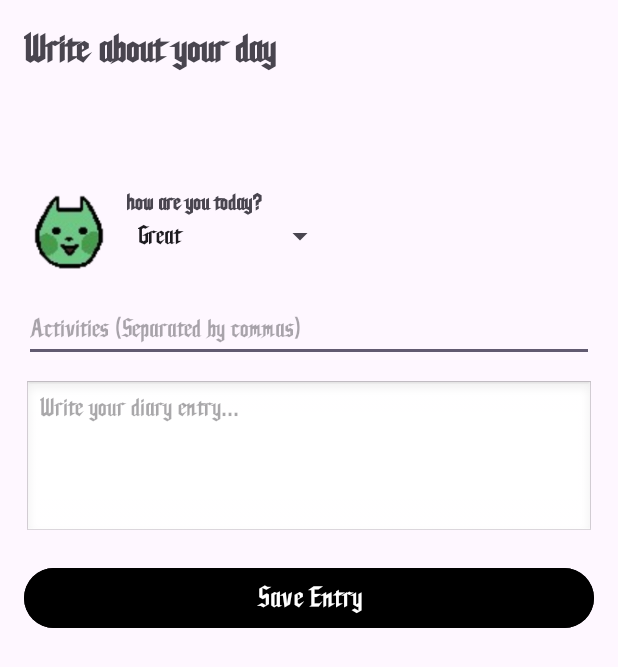
After one commit to gioyatar/MoodTok, an Android app: the DiaryEntryActivity screen opened directly, with no data from a screen before it, on a phone screen of 412 x 824 dp. The commit adds this screen. Shown: the top 667 px of the screen. Run offline under Robolectric (Android 15) with nearby library versions, the phone set to English and light mode, and no system bars.

Commit message:
Added Emojis, Diary

```diff
--- /dev/null
+++ b/app/src/main/java/com/example/moodtok/DiaryDbHelper.java
@@ -0,0 +1,47 @@
+package com.example.moodtok;
+
+import android.content.ContentValues;
+import android.content.Context;
+import android.database.sqlite.SQLiteDatabase;
+import android.database.sqlite.SQLiteOpenHelper;
+
+public class DiaryDbHelper extends SQLiteOpenHelper {
+
+    public static final String DATABASE_NAME = "diary.db";
+    public static final String TABLE_NAME = "diary_entries";
+    public static final String COL_ID = "ID";
+    public static final String COL_ACTIVITIES = "activities";
+    public static final String COL_DIARY_ENTRY = "diary_entry";
+    public static final String COL_MOOD = "mood";
+
+    public DiaryDbHelper(Context context) {
+        super(context, DATABASE_NAME, null, 1);
+    }
+
+    @Override
+    public void onCreate(SQLiteDatabase db) {
+        db.execSQL(
+                "CREATE TABLE " + TABLE_NAME + " (" +
+                        COL_ID + " INTEGER PRIMARY KEY AUTOINCREMENT, " +
+                        COL_ACTIVITIES + " TEXT, " +
+                        COL_DIARY_ENTRY + " TEXT, " +
+                        COL_MOOD + " TEXT)"
+        );
+    }
+
+    @Override
+    public void onUpgrade(SQLiteDatabase db, int oldVersion, int newVersion) {
+        db.execSQL("DROP TABLE IF EXISTS " + TABLE_NAME);
+        onCreate(db);
+    }
+
+    public boolean insertData(String activities, String diaryEntry, String mood) {
+        SQLiteDatabase db = this.getWritableDatabase();
+        ContentValues contentValues = new ContentValues();
+        contentValues.put(COL_ACTIVITIES, activities);
+        contentValues.put(COL_DIARY_ENTRY, diaryEntry);
+        contentValues.put(COL_MOOD, mood);
+        long result = db.insert(TABLE_NAME, null, contentValues);
+        return result != -1;
+    }
+}
--- /dev/null
+++ b/app/src/main/java/com/example/moodtok/DiaryEntryActivity.java
@@ -0,0 +1,95 @@
+package com.example.moodtok;
+
+import android.os.Bundle;
+import android.view.View;
+import android.widget.Button;
+import android.widget.EditText;
+import android.widget.ImageView;
+import android.widget.Spinner;
+import android.widget.Toast;
+import android.widget.ArrayAdapter;
+import android.widget.AdapterView;
+
+import androidx.appcompat.app.AppCompatActivity;
+
+public class DiaryEntryActivity extends AppCompatActivity {
+
+    private EditText activitiesInput, diaryEntryInput;
+    private Spinner moodSpinner;
+    private ImageView moodImage;
+    private Button saveButton;
+    private DiaryDbHelper dbHelper;  // Declare dbHelper
+
+    @Override
+    protected void onCreate(Bundle savedInstanceState) {
+        super.onCreate(savedInstanceState);
+        setContentView(R.layout.diaryentry);
+
+        // Initialize views
+        activitiesInput = findViewById(R.id.listed_activities);
+        diaryEntryInput = findViewById(R.id.diary_description);
+        moodSpinner = findViewById(R.id.mood_spinner);
+        moodImage = findViewById(R.id.diary_mood_img);
+        saveButton = findViewById(R.id.btnSaveEntry);
+
+        // Set up spinner
+        ArrayAdapter<CharSequence> adapter = ArrayAdapter.createFromResource(this,
+                R.array.mood_spinner, android.R.layout.simple_spinner_item);
+        adapter.setDropDownViewResource(android.R.layout.simple_spinner_dropdown_item);
+        moodSpinner.setAdapter(adapter);
+
+        // Initialize dbHelper
+        dbHelper = new DiaryDbHelper(this);
+
+        // Change the image when a mood is selected
+        moodSpinner.setOnItemSelectedListener(new AdapterView.OnItemSelectedListener() {
+            @Override
+            public void onItemSelected(AdapterView<?> parentView, View selectedItemView, int position, long id) {
+                switch (position) {
+                    case 0: // Good
+                        moodImage.setImageResource(R.drawable.better);
+                        break;
+                    case 1: // Great
+                        moodImage.setImageResource(R.drawable.happy);
+                        break;
+                    case 2: // Neutral
+                        moodImage.setImageResource(R.drawable.neutral);
+                        break;
+                    case 3: // Awful
+                        moodImage.setImageResource(R.drawable.awful);
+                        break;
+                    case 4: // Sad
+                        moodImage.setImageResource(R.drawable.sad);
+                        break;
+                    default:
+                        break;
+                }
+            }
+
+            @Override
+            public void onNothingSelected(AdapterView<?> parentView) {
+                // Handle case when no item is selected
+            }
+        });
+
+        // Save entry
+        saveButton.setOnClickListener(v -> saveEntry());
+    }
+
+    private void saveEntry() {
+        String activities = activitiesInput.getText().toString();
+        String diaryEntry = diaryEntryInput.getText().toString();
+        String mood = moodSpinner.getSelectedItem().toString();
+
+        if (activities.isEmpty() || diaryEntry.isEmpty()) {
+            Toast.makeText(DiaryEntryActivity.this, "Please fill all fields", Toast.LENGTH_SHORT).show();
+        } else {
+            boolean isInserted = dbHelper.insertData(activities, diaryEntry, mood);
+            if (isInserted) {
+                Toast.makeText(DiaryEntryActivity.this, "Entry Saved!", Toast.LENGTH_SHORT).show();
+            } else {
+                Toast.makeText(DiaryEntryActivity.this, "Error Saving Entry!", Toast.LENGTH_SHORT).show();
+            }
+        }
+    }
+}
--- /dev/null
+++ b/app/src/main/res/layout/diaryentry.xml
@@ -0,0 +1,88 @@
+<LinearLayout
+    xmlns:android="http://schemas.android.com/apk/res/android"
+    xmlns:tools="http://schemas.android.com/tools"
+    android:layout_width="match_parent"
+    android:layout_height="match_parent"
+    android:orientation="vertical"
+    android:padding="16dp"
+    tools:context=".DiaryEntryActivity">
+
+    <!-- Title -->
+    <TextView
+        android:layout_width="wrap_content"
+        android:layout_height="wrap_content"
+        android:text="Write about your day"
+        android:textSize="24sp"
+        android:textStyle="bold"
+        android:layout_marginBottom="75dp" />
+
+    <LinearLayout
+        android:layout_width="match_parent"
+        android:layout_height="wrap_content"
+        android:orientation="horizontal"
+        android:gravity="start"
+        android:layout_marginBottom="12dp">
+
+        <!-- Mood Icon -->
+        <ImageView
+            android:id="@+id/diary_mood_img"
+            android:layout_width="60dp"
+            android:layout_height="60dp"
+            android:src="@drawable/neutral"
+            android:contentDescription="Mood Icon"
+            android:layout_marginEnd="8dp"
+            android:layout_gravity="start"/>
+
+        <!-- Date, Mood, and Time Info -->
+        <LinearLayout
+            android:layout_width="wrap_content"
+            android:layout_height="wrap_content"
+            android:orientation="vertical">
+
+            <!-- Question -->
+            <TextView
+                android:layout_width="wrap_content"
+                android:layout_height="wrap_content"
+                android:text="how are you today?"
+                android:textSize="14sp"
+                android:textStyle="bold" />
+
+            <!-- Mood Selection -->
+            <Spinner
+                android:id="@+id/mood_spinner"
+                android:layout_width="140dp"
+                android:layout_height="wrap_content"
+                android:layout_marginBottom="12dp"/>
+        </LinearLayout>
+    </LinearLayout>
+
+    <!-- Activities Selection -->
+    <EditText
+        android:id="@+id/listed_activities"
+        android:layout_width="match_parent"
+        android:layout_height="wrap_content"
+        android:hint="Activities (Separated by commas)"
+        android:textSize="16sp"
+        android:layout_marginBottom="12dp"/>
+
+    <!-- Diary Entry -->
+    <EditText
+        android:id="@+id/diary_description"
+        android:layout_width="match_parent"
+        android:layout_height="wrap_content"
+        android:hint="Write your diary entry..."
+        android:textSize="16sp"
+        android:minLines="4"
+        android:gravity="top"
+        android:background="@android:drawable/edit_text"
+        android:layout_marginBottom="16dp"/>
+
+    <!-- Save Button -->
+    <Button
+        android:id="@+id/btnSaveEntry"
+        android:layout_width="match_parent"
+        android:layout_height="wrap_content"
+        android:text="Save Entry"
+        android:textSize="18sp"
+        android:backgroundTint="@color/black"/>
+</LinearLayout>
```
Also changed, not shown: app/src/main/AndroidManifest.xml (+9 -0 lines), app/src/main/java/com/example/moodtok/DiaryActivity.java (added, +33 -0 lines), app/src/main/res/layout/activity_main.xml (+5 -5 lines), app/src/main/res/layout/diary.xml (added, +86 -0 lines), app/src/main/res/layout/diaryitem.xml (added, +93 -0 lines), app/src/main/res/values/strings.xml (+7 -36 lines), app/src/main/res/drawable/awful.png (added), app/src/main/res/drawable/better.png (added), app/src/main/res/drawable/happy.png (added), app/src/main/res/drawable/neutral.png (added), app/src/main/res/drawable/sad.png (added).
